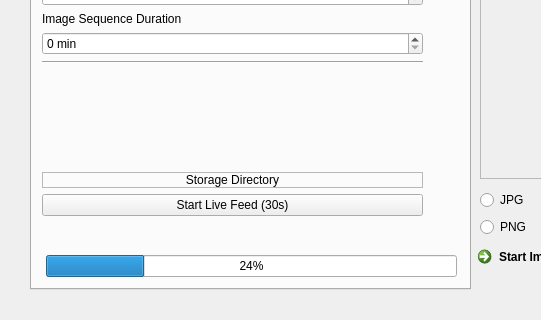
Above: _ui/FlashLapse_CP.ui from CoSE-Jerry/Flashlapse_NEO before the change; both pictures show x 0 to 541 and y 160 to 480 of the 800 by 480 pixel window. Below: the same form after it.
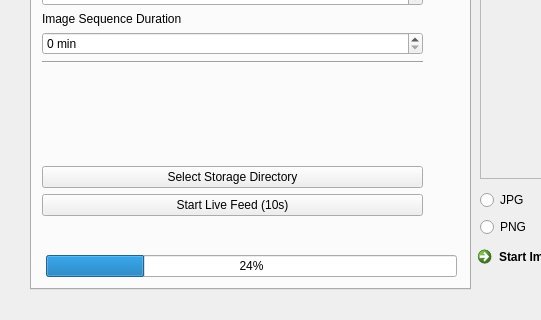
That is the form after the change. The open tabs and pages were chosen to show the change. Icons and pictures are not drawn.

```diff
--- a/_ui/FlashLapse_CP.ui
+++ b/_ui/FlashLapse_CP.ui
@@ -697,15 +697,12 @@
           </spacer>
          </item>
          <item>
-          <widget class="QLabel" name="Directory">
-           <property name="frameShape">
-            <enum>QFrame::StyledPanel</enum>
-           </property>
+          <widget class="QPushButton" name="Storage_Directory">
            <property name="text">
-            <string>Storage Directory</string>
+            <string>Select Storage Directory</string>
            </property>
-           <property name="alignment">
-            <set>Qt::AlignCenter</set>
+           <property name="checkable">
+            <bool>false</bool>
            </property>
           </widget>
          </item>
@@ -714,7 +711,7 @@
        <item>
         <widget class="QPushButton" name="Live_Feed">
          <property name="text">
-          <string>Start Live Feed (30s)</string>
+          <string>Start Live Feed (10s)</string>
          </property>
         </widget>
        </item>
```
Left out of the diff: 21 changed lines with no effect on the pictures.
